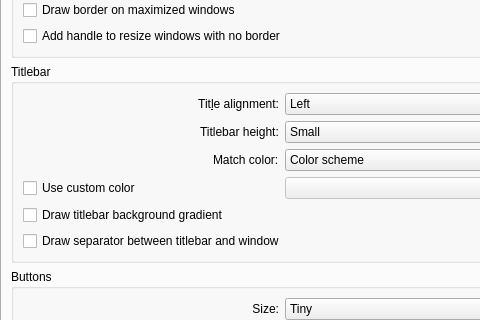
Before: the Qt Designer form kdecoration/config/ui/breezewayconfigurationui.ui in richard-kung/breezeway, drawn with Qt 5; both pictures show x 0 to 480 and y 92 to 412 of the 564 by 809 pixel window.
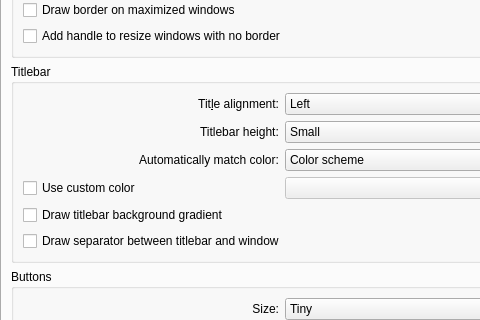
After: the same form once the commit is applied. Custom widgets are drawn as their Qt base class.

Commit message: slight adjustment in UI files

```diff
--- a/kdecoration/config/ui/breezewayconfigurationui.ui
+++ b/kdecoration/config/ui/breezewayconfigurationui.ui
@@ -264,7 +264,7 @@
             <item alignment="Qt::AlignRight">
              <widget class="QLabel" name="labelMatchTitleBarColor">
               <property name="text">
-               <string>Match color:</string>
+               <string>Automatically match color:</string>
               </property>
              </widget>
             </item>
```
Left out of the diff: 2 changed lines with no effect on the pictures.
